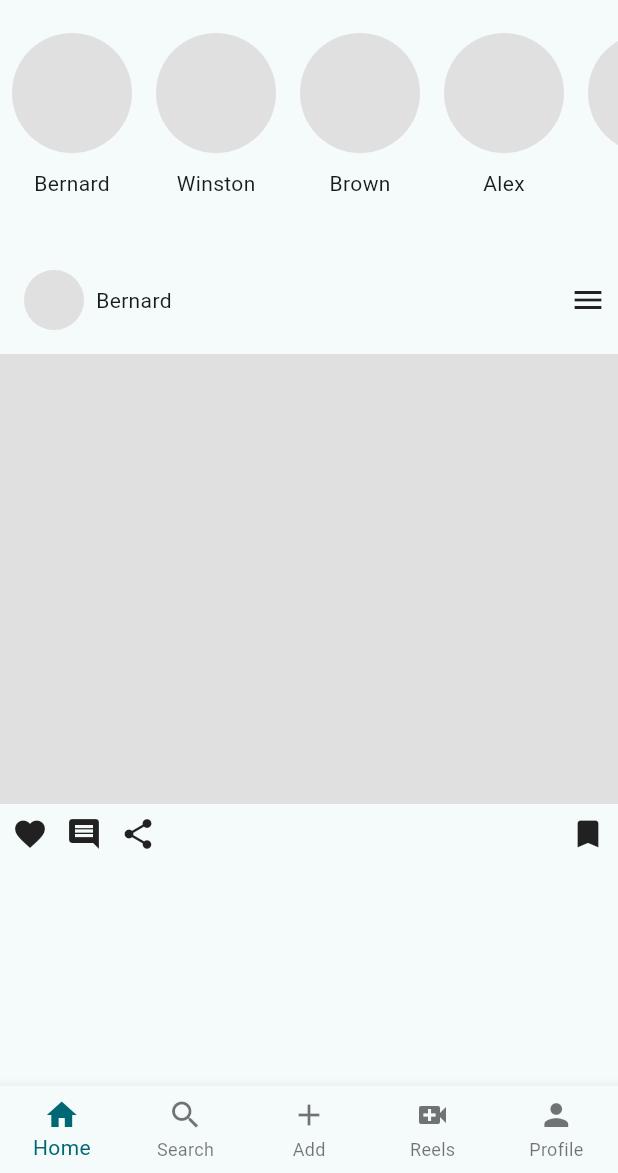
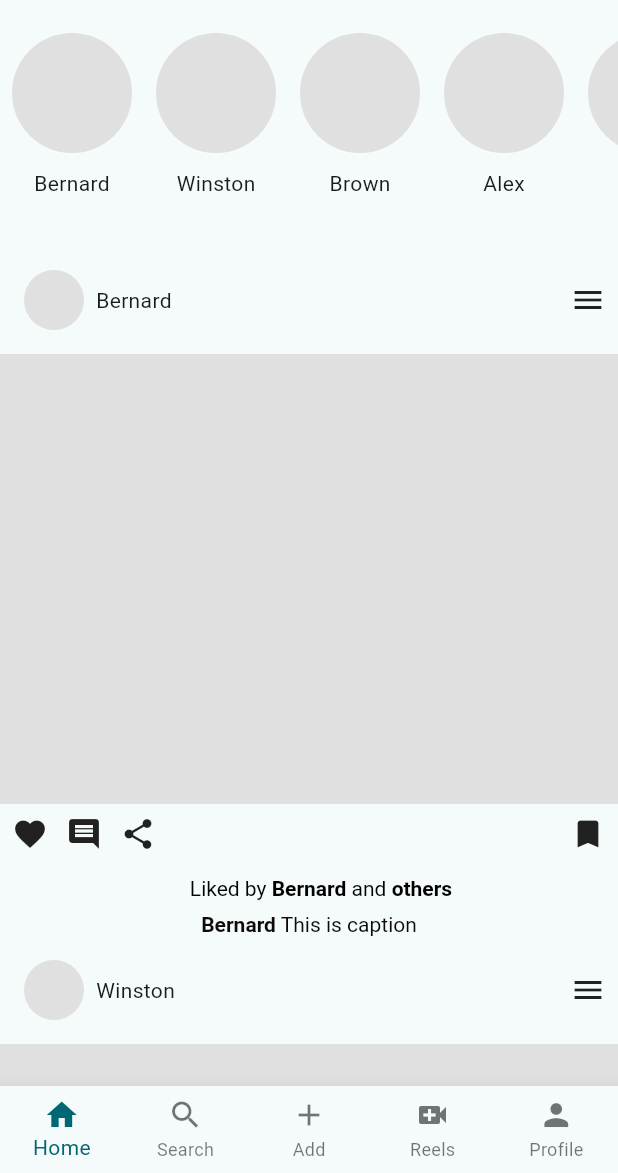
Before and after one commit to realino98/flutter_instagram_ui, a Flutter app: the screen it shows after launch, on a phone screen of 412 x 824 dp, the part 63-1236 px from its top. Run offline on Flutter 3.47's test engine with Material 2 defaults, Android fonts, the phone set to English and light mode, and no system bars.

Commit message:
BR : Added Like and Captions

```diff
--- a/lib/userhome.dart
+++ b/lib/userhome.dart
@@ -53,8 +53,16 @@ class UserHome extends StatelessWidget {
             ),
           ),
           //Feeds
-          UserPosts(
-            name: "Bernard",
+
+          Expanded(
+            child: ListView.builder(
+              itemCount: people.length,
+              itemBuilder: (contex, index) {
+                return UserPosts(
+                  name: people[index],
+                );
+              },
+            ),
           ),
         ],
       ),
--- a/lib/util/user_posts.dart
+++ b/lib/util/user_posts.dart
@@ -55,7 +55,52 @@ class UserPosts extends StatelessWidget {
               Icon(Icons.bookmark),
             ],
           ),
-        )
+        ),
+        //Caption
+        Padding(
+          padding: const EdgeInsets.only(left: 16.0, top: 8),
+          child: RichText(
+            text: TextSpan(
+              style: TextStyle(color: Colors.black),
+              children: [
+                const TextSpan(
+                  text: "Liked by ",
+                ),
+                TextSpan(
+                  text: name,
+                  style: TextStyle(fontWeight: FontWeight.bold),
+                ),
+                TextSpan(
+                  text: " and ",
+                ),
+                TextSpan(
+                  text: "others",
+                  style: TextStyle(fontWeight: FontWeight.bold),
+                ),
+              ],
+            ),
+          ),
+        ),
+        Padding(
+          padding: EdgeInsets.only(left: 0, top: 8),
+          child: RichText(
+            text: TextSpan(
+              style: TextStyle(color: const Color.fromARGB(255, 14, 10, 10)),
+              children: [
+                TextSpan(
+                  text: name,
+                  style: TextStyle(fontWeight: FontWeight.bold),
+                ),
+                const TextSpan(
+                  text: " ",
+                ),
+                TextSpan(
+                  text: "This is caption",
+                ),
+              ],
+            ),
+          ),
+        ),
       ],
     );
   }
```
Also changed, not shown: 10 other files.
